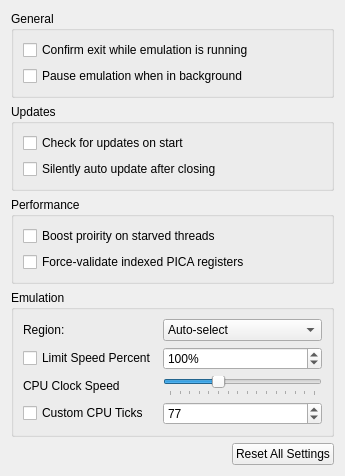
This is src/citra_qt/configuration/configure_general.ui in ghostallen/citra as Qt 5 draws it before an edit. The edited form follows.
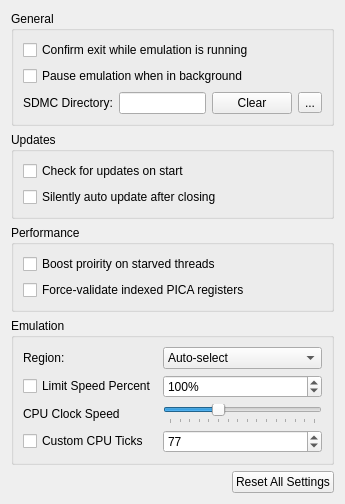
This is the edited form.

Commit message: vvanelslande's Custom SDMC Path Setting

The edit to the form file:
```diff
--- a/src/citra_qt/configuration/configure_general.ui
+++ b/src/citra_qt/configuration/configure_general.ui
@@ -36,6 +36,41 @@
           </property>
          </widget>
         </item>
+        <item>
+         <layout class="QHBoxLayout" name="layout_sdmc_dir">
+          <item>
+           <widget class="QLabel" name="label_sdmc_dir">
+            <property name="text">
+             <string>SDMC Directory:</string>
+            </property>
+           </widget>
+          </item>
+          <item>
+           <widget class="QLineEdit" name="sdmc_dir">
+            <property name="toolTip">
+             <string>Empty for user directory/sdmc</string>
+            </property>
+            <property name="readOnly">
+             <bool>true</bool>
+            </property>
+           </widget>
+          </item>
+          <item>
+           <widget class="QPushButton" name="button_sdmc_dir_empty">
+            <property name="text">
+             <string>Clear</string>
+            </property>
+           </widget>
+          </item>
+          <item>
+           <widget class="QToolButton" name="button_sdmc_dir">
+            <property name="text">
+             <string>...</string>
+            </property>
+           </widget>
+          </item>
+         </layout>
+        </item>
        </layout>
       </widget>
      </item>
```
The commit also changes 12 other files.
